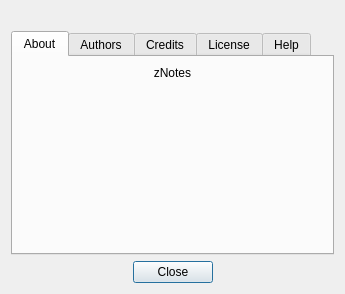
First picture: the form in aboutDialog.ui, repository proton/zNotes, before the edit.
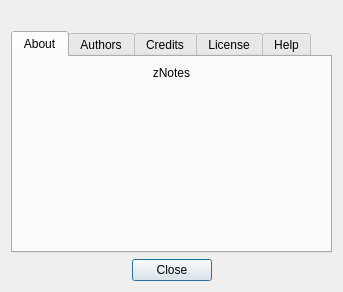
Second picture: the form after the edit. Icons and pictures are not drawn.

Commit message: Text in about can be selected now

Patch:
```diff
--- a/aboutDialog.ui
+++ b/aboutDialog.ui
@@ -6,8 +6,8 @@
    <rect>
     <x>0</x>
     <y>0</y>
-    <width>345</width>
-    <height>294</height>
+    <width>343</width>
+    <height>292</height>
    </rect>
   </property>
   <property name="windowTitle">
```
Left out of the diff: 3 changed lines with no effect on the pictures.
